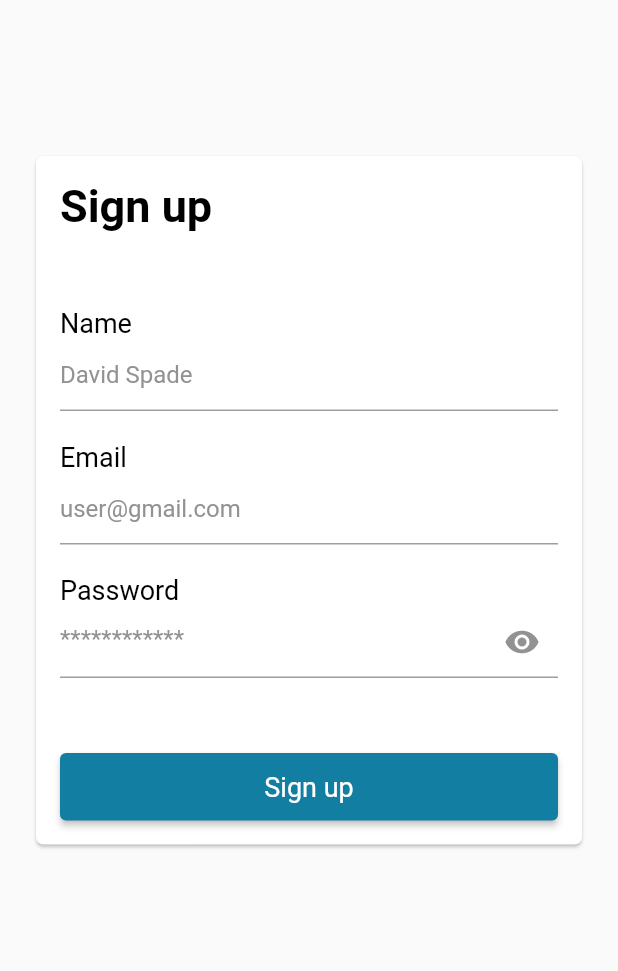
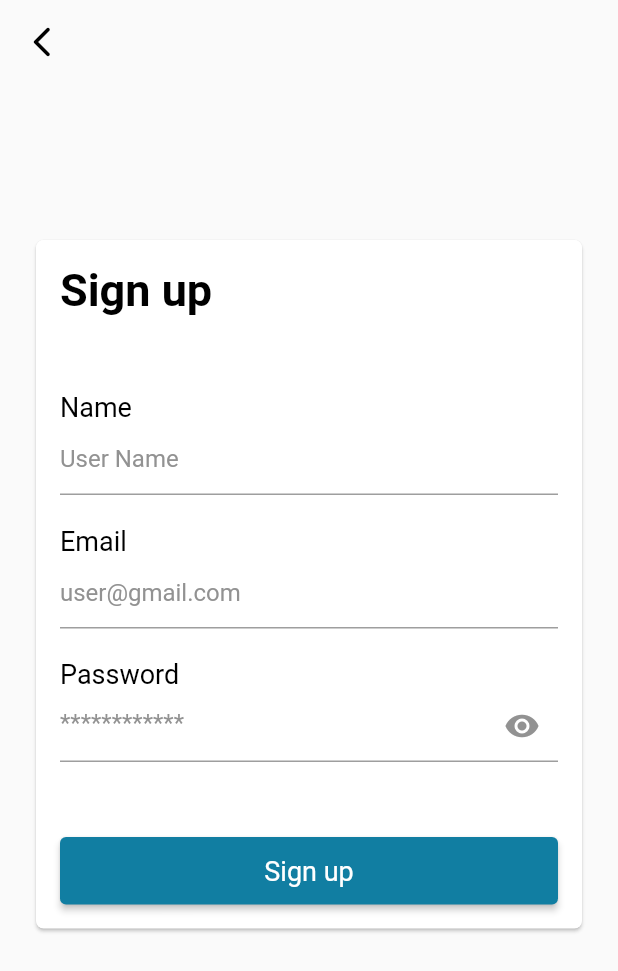
Before and after one commit to SaraNabil/getx_ecommerce, a Flutter app: the SignUpScreen screen opened directly, on a phone screen of 412 x 824 dp. Shown: the top 971 px of the screen. Run offline on Flutter 3.47's test engine with Material 2 defaults, Android fonts, the phone set to English and light mode, and no system bars; our stand-ins replace firebase_auth, firebase_core, flutter_svg, get, google_sign_in; missing offline and left inert: flutter_login_facebook; accounts and stored records are empty; network calls fail.

Commit message:
add sign up function

```diff
--- a/lib/view/shared_widgets/custom_password_text_form_field_widget.dart
+++ b/lib/view/shared_widgets/custom_password_text_form_field_widget.dart
@@ -6,7 +6,7 @@ class CustomPasswordTextFormFieldWidget extends StatefulWidget {
   final String text;
   final String hint;
   final Function(String?) onSaved;
-  final String Function(String?) validator;
+  final String? Function(String?) validator;
   const CustomPasswordTextFormFieldWidget({
     Key? key,
     required this.text,
--- a/lib/view/shared_widgets/custom_text_form_field_widget.dart
+++ b/lib/view/shared_widgets/custom_text_form_field_widget.dart
@@ -6,7 +6,7 @@ class CustomTextFormFieldWidget extends StatelessWidget {
   final String text;
   final String hint;
   final Function(String?) onSaved;
-  final String Function(String?) validator;
+  final String? Function(String?) validator;
   const CustomTextFormFieldWidget({
     Key? key,
     required this.text,
--- a/lib/view/sign_up/sign_up_screen.dart
+++ b/lib/view/sign_up/sign_up_screen.dart
@@ -1,4 +1,6 @@
 import 'package:flutter/material.dart';
+import 'package:get/get.dart';
+import 'package:getx_ecommerce/core/resources/colors_manager.dart';
 
 import 'widgets/sign_up_card_widget.dart';
 
@@ -7,14 +9,31 @@ class SignUpScreen extends StatelessWidget {
 
   @override
   Widget build(BuildContext context) {
+    GlobalKey<FormState> _globalKey = GlobalKey<FormState>();
+
     return Scaffold(
-      body: ListView(
-        children: const [
-          Padding(
-            padding: EdgeInsets.symmetric(horizontal: 20, vertical: 100),
-            child: SignUpCardWidget(),
-          )
-        ],
+      appBar: AppBar(
+        backgroundColor: Colors.transparent,
+        elevation: 0.0,
+        leading: IconButton(
+          onPressed: () => Get.back(),
+          icon: const Icon(
+            Icons.arrow_back_ios_new_rounded,
+            color: ColorsManager.blackColor,
+          ),
+        ),
+      ),
+      body: Form(
+        key: _globalKey,
+        child: ListView(
+          children: [
+            Padding(
+              padding:
+                  const EdgeInsets.symmetric(horizontal: 20, vertical: 100),
+              child: SignUpCardWidget(globalKey: _globalKey),
+            )
+          ],
+        ),
       ),
     );
   }
--- a/lib/view/sign_up/widgets/sign_up_card_widget.dart
+++ b/lib/view/sign_up/widgets/sign_up_card_widget.dart
@@ -1,12 +1,19 @@
 import 'package:flutter/material.dart';
+import 'package:get/get.dart';
 
+import '../../../core/view_model/auth_view_model.dart';
 import '../../shared_widgets/custom_button_widget.dart';
 import '../../shared_widgets/custom_password_text_form_field_widget.dart';
 import '../../shared_widgets/custom_text_form_field_widget.dart';
 import '../../shared_widgets/custom_text_widget.dart';
 
-class SignUpCardWidget extends StatelessWidget {
-  const SignUpCardWidget({Key? key}) : super(key: key);
+class SignUpCardWidget extends GetView<AuthViewModel> {
+  final GlobalKey<FormState> globalKey;
+
+  const SignUpCardWidget({
+    Key? key,
+    required this.globalKey,
+  }) : super(key: key);
 
   @override
   Widget build(BuildContext context) {
@@ -27,27 +34,53 @@ class SignUpCardWidget extends StatelessWidget {
             const SizedBox(height: 50),
             CustomTextFormFieldWidget(
               text: 'Name',
-              hint: 'David Spade',
-              onSaved: (value) {},
-              validator: (value) => '',
+              hint: 'User Name',
+              onSaved: (value) {
+                controller.name = value;
+              },
+              validator: (value) {
+                if (value == null) {
+                  return 'Required';
+                }
+                return null;
+              },
             ),
             const SizedBox(height: 20),
             CustomTextFormFieldWidget(
               text: 'Email',
               hint: 'user@gmail.com',
-              onSaved: (value) {},
-              validator: (value) => '',
+              onSaved: (value) {
+                controller.email = value;
+              },
+              validator: (value) {
+                if (value == null) {
+                  return 'Required';
+                }
+                return null;
+              },
             ),
             const SizedBox(height: 20),
             CustomPasswordTextFormFieldWidget(
               text: 'Password',
               hint: '************',
-              onSaved: (value) {},
-              validator: (value) => '',
+              onSaved: (value) {
+                controller.password = value;
+              },
+              validator: (value) {
+                if (value == null) {
+                  return 'Required';
+                }
+                return null;
+              },
             ),
             const SizedBox(height: 50),
             CustomButtonWidget(
-              onPressed: () {},
+              onPressed: () {
+                globalKey.currentState!.save();
+                if (globalKey.currentState!.validate()) {
+                  controller.emailAndPasswordSignUpMethod();
+                }
+              },
               title: 'Sign up',
             ),
           ],
```
Also changed, not shown: lib/core/view_model/auth_view_model.dart (+14 -0 lines), lib/view/login/widgets/login_card_widget.dart (+6 -6 lines), lib/view/login/widgets/login_header_widget.dart (+11 -6 lines).
